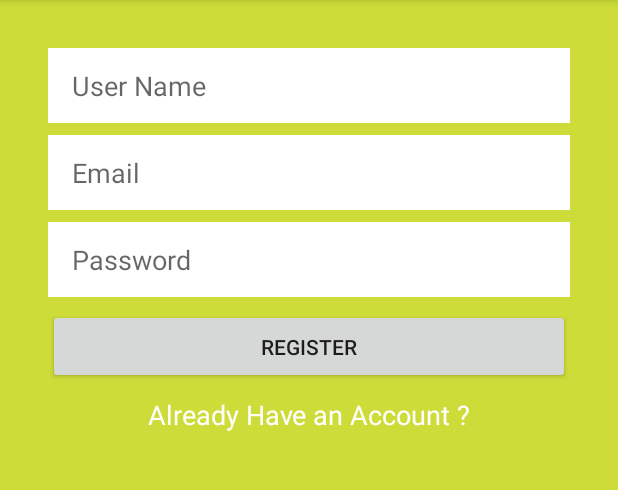
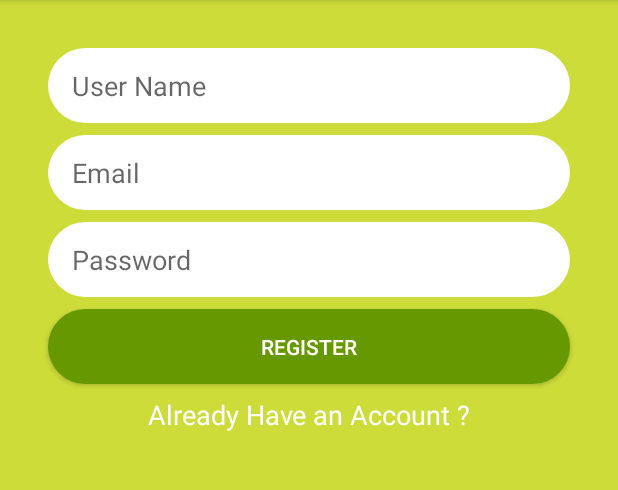
Before and after one commit to TheurgicDuke771/Messages, an Android app: the screen it shows after launch (MainActivity), after a tap on "REGISTER", on a phone screen of 412 x 824 dp, the part 84-574 px from its top. Run offline under Robolectric (Android 15) with nearby library versions, the phone set to English and light mode, and no system bars; our stand-ins replace Firebase (no records; nobody signed in at launch, a user with empty details on screens opened directly).

```diff
--- a/app/build.gradle
+++ b/app/build.gradle
@@ -32,4 +32,8 @@ dependencies {
     testImplementation 'junit:junit:4.12'
     androidTestImplementation 'androidx.test.ext:junit:1.1.1'
     androidTestImplementation 'androidx.test.espresso:espresso-core:3.2.0'
+    implementation 'com.google.firebase:firebase-core:17.0.1'
+    implementation 'com.google.firebase:firebase-auth:18.1.0'
 }
+
+apply plugin: 'com.google.gms.google-services'
--- a/app/src/main/java/com/example/messages/MainActivity.kt
+++ b/app/src/main/java/com/example/messages/MainActivity.kt
@@ -1,26 +1,56 @@
 package com.example.messages
 
 import android.content.Intent
-import androidx.appcompat.app.AppCompatActivity
 import android.os.Bundle
 import android.widget.Toast
+import androidx.appcompat.app.AppCompatActivity
+import com.google.firebase.auth.FirebaseAuth
 import kotlinx.android.synthetic.main.activity_main.*
 
 class MainActivity : AppCompatActivity() {
+
+    private lateinit var auth: FirebaseAuth
 
     override fun onCreate(savedInstanceState: Bundle?) {
         super.onCreate(savedInstanceState)
         setContentView(R.layout.activity_main)
 
         btn_register.setOnClickListener {
-            val email = email_register.text.toString()
-            val password = password_register.text.toString()
-
-            Toast.makeText(applicationContext,"Email : $email Password : $password",Toast.LENGTH_SHORT).show()
+            performRegister()
         }
 
         alreadyHaveAcc.setOnClickListener {
             startActivity(Intent(this, LoginActivity::class.java))
         }
     }
+
+    private fun performRegister(){
+        val email = email_register.text.toString()
+        val password = password_register.text.toString()
+
+        if(email.isEmpty() || password.isEmpty()){
+            Toast.makeText(baseContext, "Please enter Email/Password",
+                Toast.LENGTH_SHORT).show()
+            return
+        }
+
+        //Firebase Authentication to create a user with email and password
+        auth = FirebaseAuth.getInstance()
+        auth.createUserWithEmailAndPassword(email, password)
+            .addOnCompleteListener(this) { task ->
+                if (task.isSuccessful) {
+                    // Sign in success, update UI with the signed-in user's information
+                    Toast.makeText(baseContext, "Successfully created user with uid ${task.result?.user?.uid}",
+                        Toast.LENGTH_SHORT).show()
+                } else {
+                    // If sign in fails, display a message to the user.
+                    Toast.makeText(baseContext, "Authentication failed.",
+                        Toast.LENGTH_SHORT).show()
+                    return@addOnCompleteListener
+                }
+            }
+            .addOnFailureListener{
+                Toast.makeText(this, "Failed to create user: ${it.message}", Toast.LENGTH_SHORT).show()
+            }
+    }
 }
--- /dev/null
+++ b/app/src/main/res/drawable/rounded_button.xml
@@ -0,0 +1,7 @@
+<?xml version="1.0" encoding="utf-8"?>
+<shape xmlns:android="http://schemas.android.com/apk/res/android">
+
+    <solid android:color="@android:color/holo_green_dark"/>
+    <corners android:radius="25dp"/>
+
+</shape>
--- /dev/null
+++ b/app/src/main/res/drawable/rounded_edittext_register_login.xml
@@ -0,0 +1,7 @@
+<?xml version="1.0" encoding="utf-8"?>
+<shape xmlns:android="http://schemas.android.com/apk/res/android">
+
+    <solid android:color="@android:color/white"/>
+    <corners android:radius="25dp"/>
+
+</shape>
--- a/app/src/main/res/layout/activity_main.xml
+++ b/app/src/main/res/layout/activity_main.xml
@@ -14,7 +14,7 @@
         android:layout_marginStart="32dp"
         android:layout_marginTop="32dp"
         android:layout_marginEnd="32dp"
-        android:background="#FFFFFF"
+        android:background="@drawable/rounded_edittext_register_login"
         android:ems="10"
         android:hint="User Name"
         android:inputType="textPersonName"
@@ -28,7 +28,7 @@
         android:layout_width="0dp"
         android:layout_height="50dp"
         android:layout_marginTop="8dp"
-        android:background="#FFFFFF"
+        android:background="@drawable/rounded_edittext_register_login"
         android:ems="10"
         android:hint="Email"
         android:inputType="textEmailAddress"
@@ -43,7 +43,7 @@
         android:layout_width="0dp"
         android:layout_height="50dp"
         android:layout_marginTop="8dp"
-        android:background="#FFFFFF"
+        android:background="@drawable/rounded_edittext_register_login"
         android:ems="10"
         android:hint="Password"
         android:inputType="textPassword"
@@ -58,6 +58,8 @@
         android:layout_height="50dp"
         android:layout_marginTop="8dp"
         android:text="REGISTER"
+        android:background="@drawable/rounded_button"
+        android:textColor="@android:color/white"
         app:layout_constraintEnd_toEndOf="@+id/password_register"
         app:layout_constraintStart_toStartOf="@+id/password_register"
         app:layout_constraintTop_toBottomOf="@+id/password_register" />
--- a/build.gradle
+++ b/build.gradle
@@ -12,6 +12,7 @@ buildscript {
         classpath "org.jetbrains.kotlin:kotlin-gradle-plugin:$kotlin_version"
         // NOTE: Do not place your application dependencies here; they belong
         // in the individual module build.gradle files
+        classpath 'com.google.gms:google-services:4.3.0'
     }
 }
 
```
Also changed, not shown: app/src/main/java/com/example/messages/LoginActivity.kt (+24 -4 lines), app/src/main/res/layout/activity_login.xml (+5 -3 lines), 1 other file.
